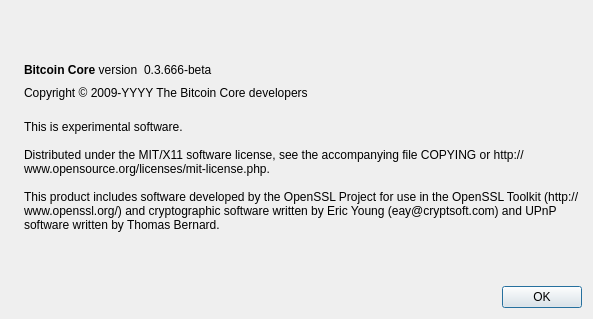
Qt form src/qt/forms/aboutdialog.ui (raffermeko/bitcoin) before a commit.
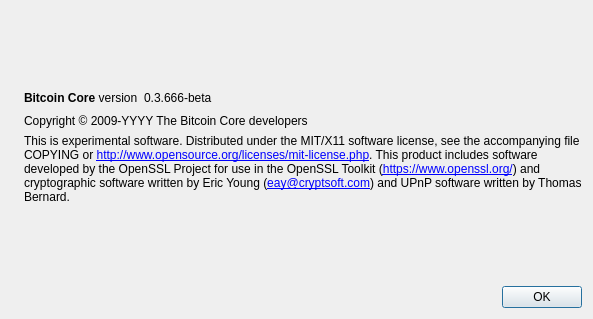
The same form after that commit. Icons and pictures are not drawn.

Commit message: Make links on 'About Bitcoin Core' into clickable (squashed 5 comits into one)

Diff of the .ui file:
```diff
--- a/src/qt/forms/aboutdialog.ui
+++ b/src/qt/forms/aboutdialog.ui
@@ -110,9 +110,12 @@
         <string>
 This is experimental software.
 
-Distributed under the MIT/X11 software license, see the accompanying file COPYING or http://www.opensource.org/licenses/mit-license.php.
+Distributed under the MIT/X11 software license, see the accompanying file COPYING or &lt;a href=&quot;http://www.opensource.org/licenses/mit-license.php&quot;&gt;http://www.opensource.org/licenses/mit-license.php&lt;/a&gt;.
 
-This product includes software developed by the OpenSSL Project for use in the OpenSSL Toolkit (http://www.openssl.org/) and cryptographic software written by Eric Young (eay@cryptsoft.com) and UPnP software written by Thomas Bernard.</string>
+This product includes software developed by the OpenSSL Project for use in the OpenSSL Toolkit (&lt;a href=&quot;https://www.openssl.org/&quot;&gt;https://www.openssl.org/&lt;/a&gt;) and cryptographic software written by Eric Young (&lt;a href=&quot;mailto:eay@cryptsoft.com&quot;&gt;eay@cryptsoft.com&lt;/a&gt;) and UPnP software written by Thomas Bernard.</string>
+       </property>
+       <property name="textFormat">
+        <enum>Qt::RichText</enum>
        </property>
        <property name="wordWrap">
         <bool>true</bool>
```
